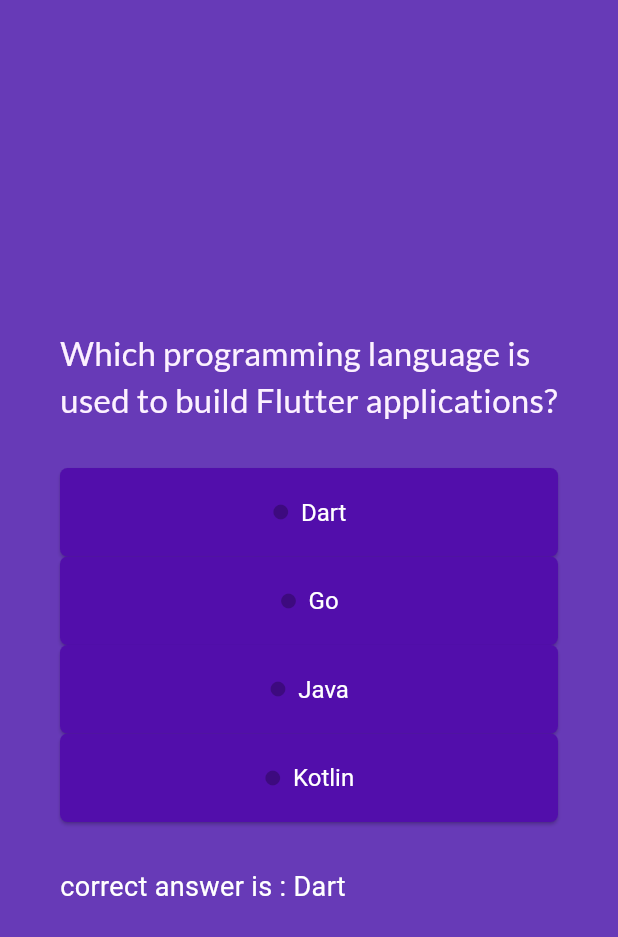
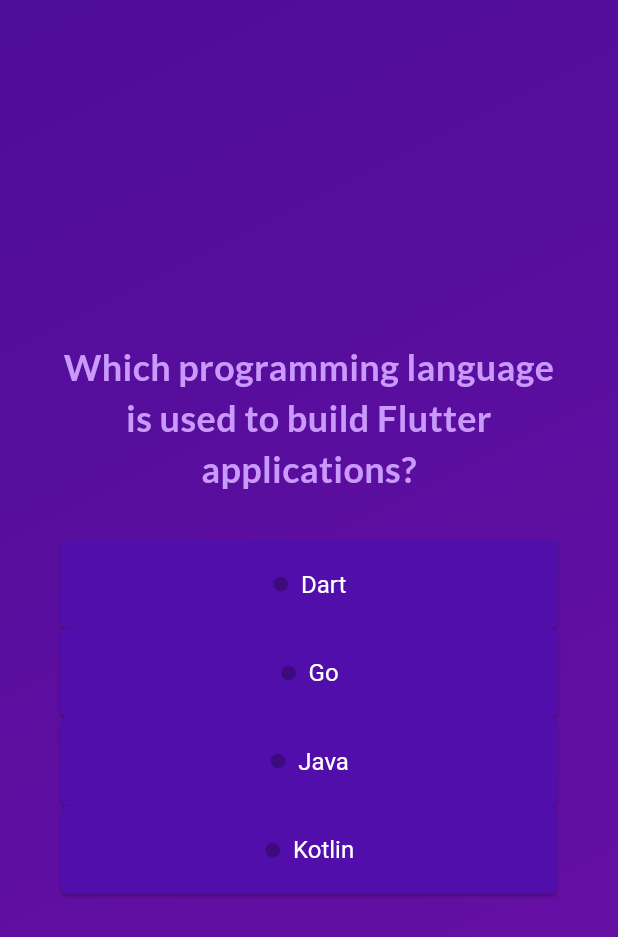
Before and after one commit to Sakshy18/Quiz-app, a Flutter app: the screen it shows after launch, after a tap on "Start Quiz", after a tap on "classes", after a tap on "an open-source UI toolkit", on a phone screen of 412 x 824 dp. Shown: the top 937 px of the screen. Run offline on Flutter 3.47's test engine with Material 3 defaults, Android fonts, the light colour scheme and no system bars; our stand-ins replace google_fonts.

Commit message:
adding the final UI tocuhes

```diff
--- a/lib/models/questions_list.dart
+++ b/lib/models/questions_list.dart
@@ -9,6 +9,8 @@
     required this.correctAnswer,
   });
 
+  get text => null;
+
   List<String> getshuffledAnswer() {
     final shuffledList = List.of(answers);
     shuffledList.shuffle();
--- a/lib/question_screen.dart
+++ b/lib/question_screen.dart
@@ -5,131 +5,200 @@
 
 import 'package:google_fonts/google_fonts.dart';
 
-class Questions extends StatefulWidget {
-  const Questions({super.key});
+class QuestionsScreen extends StatefulWidget {
+  const QuestionsScreen({
+    super.key,
+    required this.onSelectAnswer,
+  });
+
+  final void Function(String answer) onSelectAnswer;
 
   @override
-  State<Questions> createState() {
-    return _QuestionsState();
+  State<QuestionsScreen> createState() {
+    return _QuestionsScreenState();
   }
 }
 
-class _QuestionsState extends State<Questions> {
-  var currenQuestionIndex = 0;
-  // String? _selectedAnswer;
-  bool _showCorrectAnswer = false;
-  void answerQuestion() {
+class _QuestionsScreenState extends State<QuestionsScreen> {
+  var currentQuestionIndex = 0;
+
+  void answerQuestion(String selectedAnswer) {
+    widget.onSelectAnswer(selectedAnswer);
+    // currentQuestionIndex = currentQuestionIndex + 1;
+    // currentQuestionIndex += 1;
     setState(() {
-      currenQuestionIndex++;
+      currentQuestionIndex++; // increments the value by 1
     });
   }
-  // var currentQuestionIndex = 0;
-  // void answerQuestion(String answer) {
-  //   setState(() {
-  //     _selectedAnswer = answer;
-  //     _showCorrectAnswer = true;
-  //   });
-  // }
 
   @override
   Widget build(context) {
-    final currentQuestion = questions[currenQuestionIndex];
-    final shuffledAnswers = List<String>.from(currentQuestion.answers)
-      ..shuffle();
+    final currentQuestion = questions[currentQuestionIndex];
+
     return SizedBox(
-      width: double.infinity, //use as much width as u can
+      width: double.infinity,
       child: Container(
-        margin: EdgeInsets.all(40),
-        child: (Column(
+        margin: const EdgeInsets.all(40),
+        child: Column(
           mainAxisAlignment: MainAxisAlignment.center,
           crossAxisAlignment: CrossAxisAlignment.stretch,
           children: [
             Text(
               currentQuestion.question,
               style: GoogleFonts.lato(
-                  fontSize: 22,
-                  color: Color.fromARGB(255, 252, 241, 255),
-                  fontWeight: FontWeight.w400,
+                color: const Color.fromARGB(255, 201, 153, 251),
+                fontSize: 24,
+                fontWeight: FontWeight.bold,
               ),
-                textAlign: TextAlign.left,
+              textAlign: TextAlign.center,
             ),
-              const SizedBox(
-                height: 30,
+            const SizedBox(height: 30),
+            ...currentQuestion.getshuffledAnswer().map((answer) {
+              return AnswerButton(
+                answer,
+                () {
+                  answerQuestion(answer);
+                },
+              );
+            })
+          ],
         ),
-              ...currentQuestion.getshuffledAnswer().map((answer) {
-                return AnswerButton(answer, answerQuestion);
-              }),
-              if (!_showCorrectAnswer) ...[
-                const SizedBox(
-                  height: 30,
-                ),
-                Text(
-                  'correct answer is : ${currentQuestion.correctAnswer}',
-                  style: TextStyle(color: Colors.white, fontSize: 18),
-                )
-              ],
-
-              //executes this function on every list item and pass the item to the functions as an argument
-              //it doesnt change original list calling the map function, map maked a new list
-
-              // Text(
-              //   currentQuestion.correctAnswer,
-              //   style: TextStyle(color: Colors.white, fontSize: 18),
-              // )
-            ])),
       ),
     );
   }
 }
+// class Questions extends StatefulWidget {
+//   const Questions(this.onselectAnswer, {super.key});
 
-// List<Widget> _buildAnswerButtons(List<String> answers) {
-//   return answers
-//       .map((item) => Column(
+//   final void Function(String answer) onselectAnswer;
+
+//   @override
+//   State<Questions> createState() {
+//     return _QuestionsState();
+//   }
+// }
+
+// class _QuestionsState extends State<Questions> {
+//   var currenQuestionIndex = 0;
+//   // String? _selectedAnswer;
+//   bool _showCorrectAnswer = false;
+//   void answerQuestion(String selectedAnswer) {
+//     widget.onselectAnswer(
+//         selectedAnswer); //this widget. allows the State  class to access functions from the upper class ie stateful class
+
+//     setState(() {
+//       currenQuestionIndex++;
+//     });
+//   }
+//   // var currentQuestionIndex = 0;
+//   // void answerQuestion(String answer) {
+//   //   setState(() {
+//   //     _selectedAnswer = answer;
+//   //     _showCorrectAnswer = true;
+//   //   });
+//   // }
+
+//   @override
+//   Widget build(context) {
+//     final currentQuestion = questions[currenQuestionIndex];
+//     final shuffledAnswers = List<String>.from(currentQuestion.answers)
+//       ..shuffle();
+//     return SizedBox(
+//       width: double.infinity, //use as much width as u can
+//       child: Container(
+//         margin: EdgeInsets.all(40),
+//         child: (Column(
+//             mainAxisAlignment: MainAxisAlignment.center,
 //             crossAxisAlignment: CrossAxisAlignment.stretch,
 //             children: [
-//               AnswerButton(item, answerQuestion),
+//               Text(
+//                 currentQuestion.question,
+//                 style: GoogleFonts.lato(
+//                   fontSize: 22,
+//                   color: Color.fromARGB(255, 252, 241, 255),
+//                   fontWeight: FontWeight.w400,
+//                 ),
+//                 textAlign: TextAlign.left,
+//               ),
 //               const SizedBox(
-//                 height: 10, // Adjust the height as needed
+//                 height: 30,
 //               ),
-//             ],
-//           ))
-//       .toList();
+//               ...currentQuestion.getshuffledAnswer().map((answer) {
+//                 return AnswerButton(answer, () {
+//                   answerQuestion(answer);
+//                 });
+//               }),
+//               if (!_showCorrectAnswer) ...[
+//                 const SizedBox(
+//                   height: 30,
+//                 ),
+//                 // Text(
+//                 //   'correct answer is : ${currentQuestion.correctAnswer}',
+//                 //   style: TextStyle(color: Colors.white, fontSize: 18),
+//                 // )
+//               ],
+
+//               //executes this function on every list item and pass the item to the functions as an argument
+//               //it doesnt change original list calling the map function, map maked a new list
+
+//               // Text(
+//               //   currentQuestion.correctAnswer,
+//               //   style: TextStyle(color: Colors.white, fontSize: 18),
+//               // )
+//             ])),
+//       ),
+//     );
+//   }
 // }
+
+// // List<Widget> _buildAnswerButtons(List<String> answers) {
+// //   return answers
+// //       .map((item) => Column(
+// //             crossAxisAlignment: CrossAxisAlignment.stretch,
+// //             children: [
+// //               AnswerButton(item, answerQuestion),
+// //               const SizedBox(
+// //                 height: 10, // Adjust the height as needed
+// //               ),
+// //             ],
+// //           ))
+// //       .toList();
+// // }
 
 
 
-//  return SizedBox(
-//       width: double.infinity, //use as much width as u can
-//       child: (Column(mainAxisAlignment: MainAxisAlignment.center, children: [
-//         Text(
-//           currentQuestion.question,
-//           style: TextStyle(
-//             fontSize: 20,
-//             color: Colors.white,
-//             fontWeight: FontWeight.w400,
-//           ),
-//         ),
-//         const SizedBox(
-//           height: 30,
-//         ),
-//         AnswerButton(currentQuestion.answers[0], () {}),
-//         const SizedBox(
-//           height: 15,
-//         ),
-//         AnswerButton(currentQuestion.answers[1], () {}),
-//         const SizedBox(
-//           height: 15,
-//         ),
-//         AnswerButton(currentQuestion.answers[2], () {}),
-//         const SizedBox(
-//           height: 30,
-//         ),
-//         Text(
-//           currentQuestion.correctAnswer,
-//           style: TextStyle(color: Colors.white, fontSize: 18),
-//         )
-//       ])),
-//     );
+// //  return SizedBox(
+// //       width: double.infinity, //use as much width as u can
+// //       child: (Column(mainAxisAlignment: MainAxisAlignment.center, children: [
+// //         Text(
+// //           currentQuestion.question,
+// //           style: TextStyle(
+// //             fontSize: 20,
+// //             color: Colors.white,
+// //             fontWeight: FontWeight.w400,
+// //           ),
+// //         ),
+// //         const SizedBox(
+// //           height: 30,
+// //         ),
+// //         AnswerButton(currentQuestion.answers[0], () {}),
+// //         const SizedBox(
+// //           height: 15,
+// //         ),
+// //         AnswerButton(currentQuestion.answers[1], () {}),
+// //         const SizedBox(
+// //           height: 15,
+// //         ),
+// //         AnswerButton(currentQuestion.answers[2], () {}),
+// //         const SizedBox(
+// //           height: 30,
+// //         ),
+// //         Text(
+// //           currentQuestion.correctAnswer,
+// //           style: TextStyle(color: Colors.white, fontSize: 18),
+// //         )
+// //       ])),
+// //     );
 
-//this code could be used when constnt number of questions are guven but to dynamically generate no of buttons based on  answers
-//other code is needed which is implemented
+// //this code could be used when constnt number of questions are guven but to dynamically generate no of buttons based on  answers
+// //other code is needed which is implemented
--- a/lib/quiz.dart
+++ b/lib/quiz.dart
@@ -1,9 +1,12 @@
 import 'package:flutter/material.dart';
+import 'package:secon_app/data/questions.dart';
 import 'package:secon_app/question_screen.dart';
 import 'package:secon_app/splash_screen.dart';
+import 'package:secon_app/result_screen.dart';
 
 class Quiz extends StatefulWidget {
   const Quiz({super.key});
+
   @override
   State<Quiz> createState() {
     return _QuizState();
@@ -11,40 +14,138 @@
 }
 
 class _QuizState extends State<Quiz> {
-  Widget? activeScreen;
-
-  @override
-  void initState() {
-    activeScreen = SplashScreen(switchScreen);
-    super.initState();
-  }
+  List<String> selectedAnswers = [];
+  var activeScreen = 'start-screen';
 
   void switchScreen() {
     setState(() {
-      activeScreen = const Questions();
+      activeScreen = 'questions-screen';
     });
   }
-  //takes no argumnet returns no value. switch screen
+
+  void chooseAnswer(String answer) {
+    selectedAnswers.add(answer);
+
+    if (selectedAnswers.length == questions.length) {
+      setState(() {
+        activeScreen = 'results-screen';
+      });
+    }
+  }
+
+  void restartQuiz() {
+    setState(() {
+      selectedAnswers = [];
+      activeScreen = 'questions-screen';
+    });
+  }
 
   @override
   Widget build(context) {
-    // final screenWidget = activeScreen == 'start-screen'
-    //     ? SplashScreen(switchScreen)
-    //     : Questions(); //alternate for screenswitching
-    return (MaterialApp(
+    Widget screenWidget = SplashScreen(switchScreen);
+
+    if (activeScreen == 'questions-screen') {
+      screenWidget = QuestionsScreen(
+        onSelectAnswer: chooseAnswer,
+      );
+    }
+
+    if (activeScreen == 'results-screen') {
+      screenWidget = ResultScreen(
+        chosenAnswers: selectedAnswers,
+        onRestart: restartQuiz,
+      );
+    }
+
+    return MaterialApp(
       debugShowCheckedModeBanner: false,
       home: Scaffold(
-        body: activeScreen,
-        backgroundColor: Colors.deepPurple,
+        body: Container(
+          decoration: const BoxDecoration(
+            gradient: LinearGradient(
+              colors: [
+                Color.fromARGB(255, 78, 13, 151),
+                Color.fromARGB(255, 107, 15, 168),
+              ],
+              begin: Alignment.topLeft,
+              end: Alignment.bottomRight,
+            ),
+          ),
+          child: screenWidget,
+        ),
       ),
-    ));
+    );
   }
 }
+// class Quiz extends StatefulWidget {
+//   const Quiz({super.key});
+//   @override
+//   State<Quiz> createState() {
+//     return _QuizState();
+//   }
+// }
 
-// Widget screenwidget = SplashScreen();
+// class _QuizState extends State<Quiz> {
+//   List<String> selectedAns = [];
+//   late Widget activeScreen;
 
-// if(activeScreen == 'questions-screen')
-// {
-// screenWidget = const QuestionsScreen();
+//   @override
+//   void initState() {
+//     activeScreen = SplashScreen(switchScreen);
+//     super.initState();
+//   }
+
+//   void switchScreen() {
+//     setState(() {
+//       activeScreen = Questions(chooseAns);
+//     });
+//   }
+
+//   //takes no argumnet returns no value. switch screen
+
+//   void chooseAns(String answer) {
+//     selectedAns.add(answer);
+
+//     if (selectedAns.length == questions.length) {
+//       setState(() {
+
+
+//         activeScreen = ResultScreen(selectedAns);
+//       });
+//     }
+//   }
+
+//   @override
+//   Widget build(context) {
+//     // Widget screenWidget = SplashScreen(switchScreen);
+//     // if (activeScreen == Questions) {
+//     //   screenWidget = Questions(
+//     //     onselectAnswer: chooseAns,
+//     //   );
+//     // }
+
+//     // if (activeScreen == ResultScreen) {
+//     //   screenWidget = ResultScreen(
+//     //     chosenAnswers: selectedAnswers,
+//     //   );
+//     // }
+//     // final screenWidget = activeScreen == 'start-screen'
+//     //     ? SplashScreen(switchScreen)
+//     //     : Questions(); //alternate for screenswitching
+//     return (MaterialApp(
+//       debugShowCheckedModeBanner: false,
+//       home: Scaffold(
+//         body: activeScreen,
+//         backgroundColor: Colors.deepPurple,
+//       ),
+//     ));
+//   }
 // }
-//one more approach for ternary operations
+
+// // Widget screenwidget = SplashScreen();
+
+// // if(activeScreen == 'questions-screen')
+// // {
+// // screenWidget = const QuestionsScreen();
+// // }
+// //one more approach for ternary operations
```
Also changed, not shown: lib/questions_summary/questions_identifier.dart (added, +35 -0 lines), lib/questions_summary/questions_summary.dart (added, +24 -0 lines), lib/questions_summary/summary_item.dart (added, +57 -0 lines), lib/result_screen.dart (added, +78 -0 lines). Lines whose indentation alone changed are shown as unchanged.
